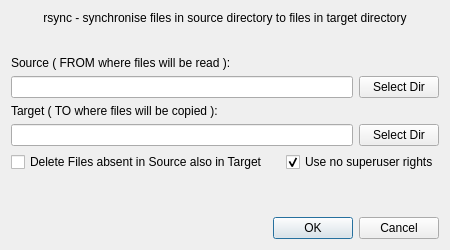
Above: src/dialogrsync.ui from untergasser/filecalibur before the change. Below: the same form after it.
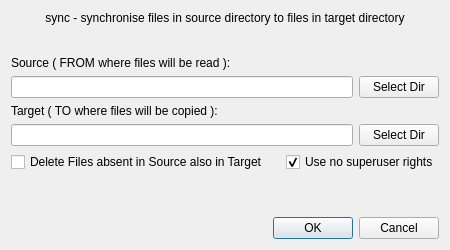
That is the form after the change.

Diff of the .ui file:
```diff
--- a/src/dialogrsync.ui
+++ b/src/dialogrsync.ui
@@ -17,7 +17,7 @@
    <item>
     <widget class="QLabel" name="label_2">
      <property name="text">
-      <string>rsync - synchronise files in source directory to files in target directory</string>
+      <string>sync - synchronise files in source directory to files in target directory</string>
      </property>
      <property name="alignment">
       <set>Qt::AlignCenter</set>
```
